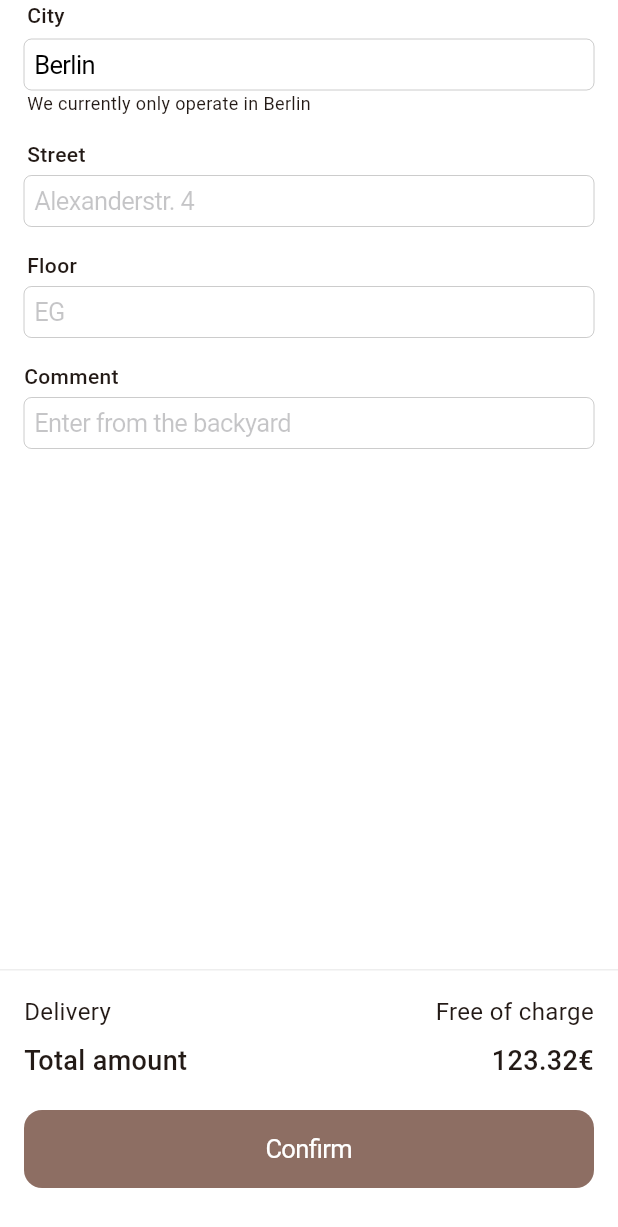
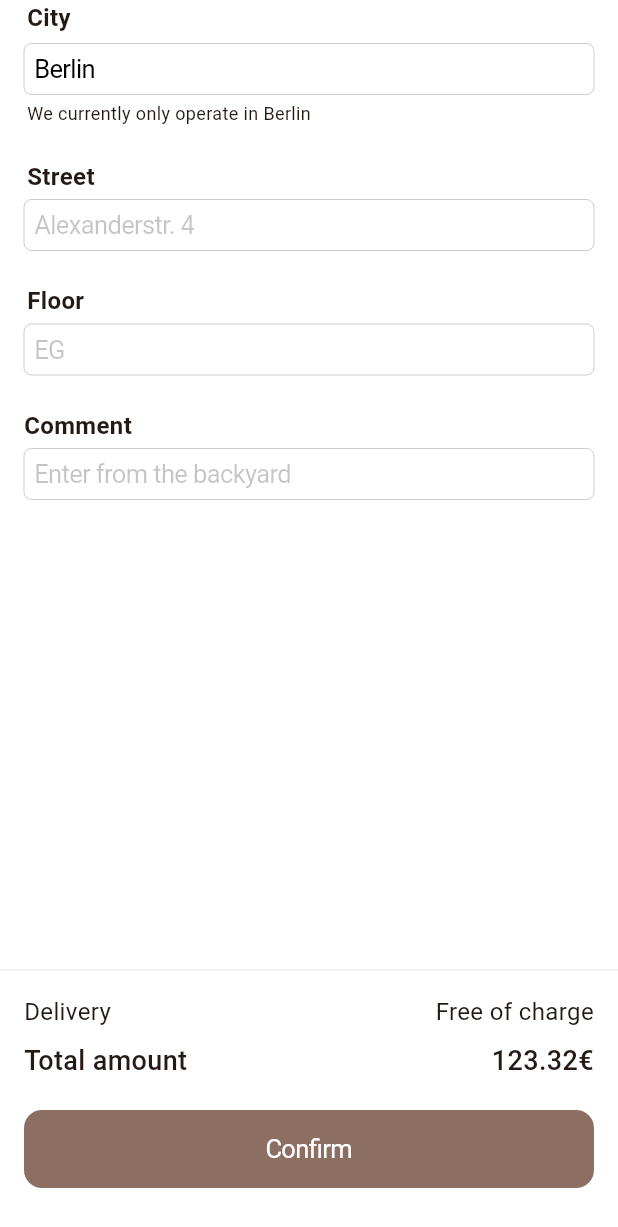
Before and after one commit to festelo/appinio-home-test, a Flutter app: the BasketAddressPage widget shown alone on an empty page, opened directly, on a phone screen of 412 x 824 dp. Shown: the top 1227 px of the screen. Run offline on Flutter 3.47's test engine with Material 3 defaults, Android fonts, the phone set to English and light mode, and no system bars; our stand-ins replace cloud_firestore, decimal, equatable, firebase_core, flutter_bloc; accounts and stored records are empty.

Commit message:
ui fixes

```diff
--- a/lib/ui/pages/basket_sheet/basket_address_page/basket_address_page.dart
+++ b/lib/ui/pages/basket_sheet/basket_address_page/basket_address_page.dart
@@ -2,6 +2,7 @@ import 'package:appinio_bloc/ui/pages/basket_sheet/basket_address_page/basket_ad
 import 'package:appinio_bloc/ui/pages/basket_sheet/routes.dart';
 import 'package:appinio_bloc/ui/pages/basket_sheet/widgets/basket_sheet_content_decoration.dart';
 import 'package:appinio_bloc/ui/pages/basket_sheet/widgets/basket_sheet_summary.dart';
+import 'package:appinio_bloc/ui/theme.dart';
 import 'package:flutter/cupertino.dart';
 import 'package:flutter_bloc/flutter_bloc.dart';
 
@@ -18,10 +19,6 @@ class BasketAddressPage extends StatelessWidget {
   Widget build(BuildContext context) {
     final totalPrice = context.select(
       (BasketAddressCubit cubit) => cubit.state.totalPrice,
-    );
-
-    final titleTextStyle = TextStyle(
-      fontWeight: FontWeight.w500,
     );
 
     return BasketSheetContentDecoration(
@@ -42,6 +39,7 @@ class BasketAddressPage extends StatelessWidget {
                   readOnly: true,
                   controller: TextEditingController(text: 'Berlin'),
                 ),
+                const SizedBox(height: 4),
                 const TextPadding(
                   child: Text(
                     'We currently only operate in Berlin',
@@ -50,7 +48,7 @@ class BasketAddressPage extends StatelessWidget {
                     ),
                   ),
                 ),
-                const SizedBox(height: 16),
+                const SizedBox(height: 22),
                 TextPadding(
                   child: Text(
                     'Street',
@@ -61,7 +59,7 @@ class BasketAddressPage extends StatelessWidget {
                 CupertinoTextField(
                   placeholder: 'Alexanderstr. 4',
                 ),
-                SizedBox(height: 16),
+                SizedBox(height: 22),
                 TextPadding(
                   child: Text(
                     'Floor',
@@ -72,7 +70,7 @@ class BasketAddressPage extends StatelessWidget {
                 CupertinoTextField(
                   placeholder: 'EG',
                 ),
-                SizedBox(height: 16),
+                SizedBox(height: 22),
                 Text(
                   'Comment',
                   style: titleTextStyle,
--- a/lib/ui/pages/basket_sheet/basket_sheet.dart
+++ b/lib/ui/pages/basket_sheet/basket_sheet.dart
@@ -14,8 +14,12 @@ Future<bool> showBasketSheet(BuildContext context) async {
   final res = await showModalBottomSheet<bool?>(
     context: context,
     isScrollControlled: true,
+    useSafeArea: true,
     backgroundColor: CupertinoTheme.of(context).scaffoldBackgroundColor,
-    builder: (_) => const BasketSheet(),
+    builder: (_) => SizedBox(
+      height: MediaQuery.of(context).size.height - 50,
+      child: const BasketSheet(),
+    ),
   );
   return res ?? false;
 }
--- a/lib/ui/pages/food_list_page/food_list_page.dart
+++ b/lib/ui/pages/food_list_page/food_list_page.dart
@@ -15,7 +15,8 @@ class FoodListPage extends StatelessWidget {
   Widget build(BuildContext context) {
     return Stack(
       children: [
-        CupertinoPageScaffold(
+        SafeArea(
+          child: CupertinoPageScaffold(
             child: Column(
               children: [
                 Expanded(
@@ -50,6 +51,7 @@ class FoodListPage extends StatelessWidget {
               ],
             ),
           ),
+        ),
         Positioned(
           bottom: 74,
           left: 0,
```
Lines whose indentation alone changed are shown as unchanged.
